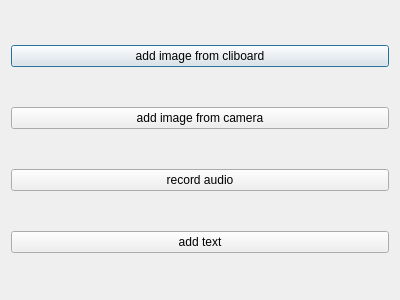
This is ui/add_items_to_group.ui in MarwanMagdy0/VoiceNote as Qt 5 draws it before an edit. The edited form follows.
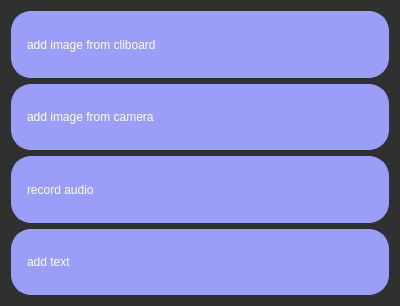
This is the edited form. Icons and pictures are not drawn.

```diff
--- a/ui/add_items_to_group.ui
+++ b/ui/add_items_to_group.ui
@@ -7,39 +7,143 @@
     <x>0</x>
     <y>0</y>
     <width>400</width>
-    <height>300</height>
+    <height>306</height>
    </rect>
   </property>
   <property name="windowTitle">
    <string>Dialog</string>
   </property>
+  <property name="styleSheet">
+   <string notr="true">* {
+	background-color: rgb(48, 48, 48);
+border: 3px solid #303030;
+border-radius: 10px;
+
+}
+
+
+QPushButton {
+text-align: left;
+	padding: 15px;
+	font: 63 15pt &quot;JetBrains Mono NL SemiBold&quot;;
+background-color: #9a9ef9;
+border: 1px solid #9a9ef9;
+border-radius: 20px;
+color: #FFFFFF;
+}
+QPushButton:hover {
+    border-radius:20px;
+	border: 1px solid #7070d0;
+	background-color: #7070d0;
+    color: white;
+}
+
+QPushButton:disabled {
+    background-color: gray;
+    color: white;
+}
+
+QPushButton:pressed {
+    
+	background-color: rgb(85, 0, 255);
+    color: white;
+}
+</string>
+  </property>
   <layout class="QVBoxLayout" name="verticalLayout">
    <item>
     <widget class="QPushButton" name="img_from_clib">
+     <property name="sizePolicy">
+      <sizepolicy hsizetype="Minimum" vsizetype="Preferred">
+       <horstretch>0</horstretch>
+       <verstretch>0</verstretch>
+      </sizepolicy>
+     </property>
      <property name="text">
-      <string>add image from cliboard</string>
+      <string notr="true">add image from cliboard</string>
+     </property>
+     <property name="icon">
+      <iconset>
+       <normaloff>data/clipboard.png</normaloff>data/clipboard.png</iconset>
+     </property>
+     <property name="iconSize">
+      <size>
+       <width>25</width>
+       <height>25</height>
+      </size>
      </property>
     </widget>
    </item>
    <item>
     <widget class="QPushButton" name="img_from_camera">
+     <property name="sizePolicy">
+      <sizepolicy hsizetype="Minimum" vsizetype="Preferred">
+       <horstretch>0</horstretch>
+       <verstretch>0</verstretch>
+      </sizepolicy>
+     </property>
      <property name="text">
       <string>add image from camera</string>
      </property>
+     <property name="icon">
+      <iconset>
+       <normaloff>data/cam.png</normaloff>data/cam.png</iconset>
+     </property>
+     <property name="iconSize">
+      <size>
+       <width>25</width>
+       <height>25</height>
+      </size>
+     </property>
     </widget>
    </item>
    <item>
     <widget class="QPushButton" name="record_audio_button">
+     <property name="sizePolicy">
+      <sizepolicy hsizetype="Minimum" vsizetype="Preferred">
+       <horstretch>0</horstretch>
+       <verstretch>0</verstretch>
+      </sizepolicy>
+     </property>
      <property name="text">
-      <string>record audio</string>
+      <string notr="true">record audio</string>
+     </property>
+     <property name="icon">
+      <iconset>
+       <normaloff>data/mic.png</normaloff>data/mic.png</iconset>
+     </property>
+     <property name="iconSize">
+      <size>
+       <width>25</width>
+       <height>25</height>
+      </size>
+     </property>
+     <property name="autoDefault">
+      <bool>true</bool>
      </property>
     </widget>
    </item>
    <item>
     <widget class="QPushButton" name="add_text_button">
+     <property name="sizePolicy">
+      <sizepolicy hsizetype="Minimum" vsizetype="Preferred">
+       <horstretch>0</horstretch>
+       <verstretch>0</verstretch>
+      </sizepolicy>
+     </property>
      <property name="text">
       <string>add text</string>
      </property>
+     <property name="icon">
+      <iconset>
+       <normaloff>data/text.png</normaloff>data/text.png</iconset>
+     </property>
+     <property name="iconSize">
+      <size>
+       <width>25</width>
+       <height>25</height>
+      </size>
+     </property>
     </widget>
    </item>
   </layout>
```
